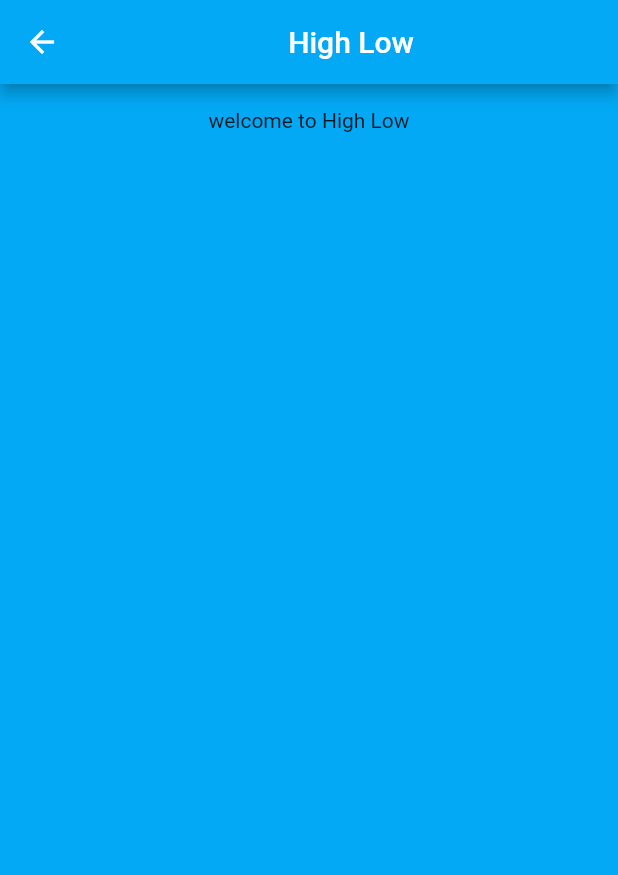
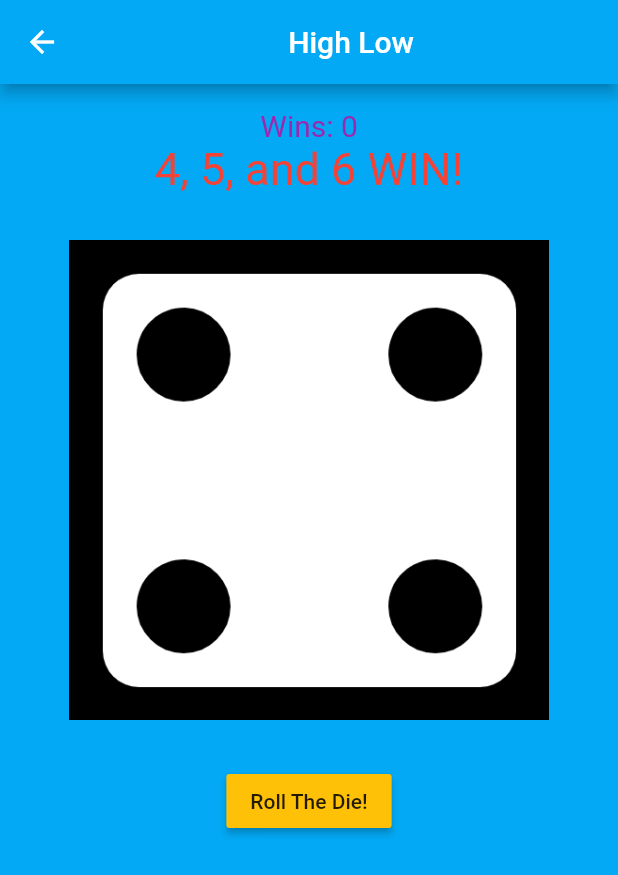
Before and after one commit to rfranklinz45/game_zone, a Flutter app: the HomePage screen opened directly, after a tap on "High Low", on a phone screen of 412 x 824 dp. Shown: the top 875 px of the screen. Run offline on Flutter 3.47's test engine with Material 2 defaults, Android fonts, the phone set to English and light mode, and no system bars.

Commit message:
Final commit

```diff
--- a/lib/main.dart
+++ b/lib/main.dart
@@ -17,6 +17,22 @@ class MyApp extends StatelessWidget {
   }
 }
 
+class AppUser {
+  String name = '';
+  String pass = '';
+  int hlScore = 0;
+  int flipitScore = 0;
+  int TTTScore = 0;
+
+  AppUser(String n, String p, [int hl = 0, int f = 0, int t = 0]) {
+    name = n;
+    pass = p;
+    hlScore = hl;
+    flipitScore = f;
+    TTTScore = t;
+  }
+}
+
 class LoginPage extends StatefulWidget {
   LoginPage({super.key});
 
@@ -28,6 +44,10 @@ class _LoginPageState extends State<LoginPage> {
   final _usernameController = TextEditingController();
 
   final _passwordController = TextEditingController();
+  AppUser robert = AppUser("Robert", "letmein");
+  AppUser admin = AppUser("admin", "login");
+  AppUser gamer = AppUser("Gamer", "password", 100, 100, 100);
+  late List<AppUser> accounts = [robert, admin, gamer];
 
   @override
   Widget build(BuildContext context) {
@@ -68,21 +88,34 @@ class _LoginPageState extends State<LoginPage> {
                   icon: Icon(Icons.lock),
                 ),
               ),
+              const SizedBox(height: 10),
               //login button updates the username and password entries
               //for now, does not perform authentication, just moves to the next screen
               MaterialButton(
                 onPressed: () {
-                  Navigator.push(context,
-                      MaterialPageRoute(builder: (context) => HomePage()));
+                  bool validated = false;
+                  for (int i = 0; i < accounts.length; i++) {
+                    if (_usernameController.text == accounts[i].name &&
+                        _passwordController.text == accounts[i].pass) {
+                      validated = true;
+                    }
+                  }
+                  if (validated) {
+                    Navigator.push(context,
+                        MaterialPageRoute(builder: (context) => HomePage()));
+                  }
                 },
                 color: Colors.red,
                 child: const Text('Login'),
               ),
               const SizedBox(height: 30),
-              //new users button (does nothing currently)
+              //new users button creates a new account
               MaterialButton(
                 color: Colors.white,
-                onPressed: () {},
+                onPressed: () {
+                  accounts.add(AppUser(
+                      _usernameController.text, _passwordController.text));
+                },
                 child: const Text('Create account'),
               )
             ],
@@ -123,6 +156,7 @@ class _HomePageState extends State<HomePage> {
                 color: Colors.purple,
                 child: const Text('Tic Tac Toe'),
               ),
+              const SizedBox(height: 10),
               MaterialButton(
                 onPressed: () {
                   Navigator.push(context,
@@ -131,6 +165,7 @@ class _HomePageState extends State<HomePage> {
                 color: Colors.purple,
                 child: const Text('High Low'),
               ),
+              const SizedBox(height: 10),
               MaterialButton(
                 onPressed: () {
                   Navigator.push(context,
@@ -139,16 +174,17 @@ class _HomePageState extends State<HomePage> {
                 color: Colors.purple,
                 child: const Text('Flip It!'),
               ),
+              const SizedBox(height: 10),
 
               //user scores button
-              MaterialButton(
-                onPressed: () {
-                  Navigator.push(context,
-                      MaterialPageRoute(builder: (context) => Placeholder()));
-                },
-                color: Colors.blue,
-                child: const Text('View your scores'),
-              ),
+              // MaterialButton(
+              //   onPressed: () {
+              //     Navigator.push(context,
+              //         MaterialPageRoute(builder: (context) => Placeholder()));
+              //   },
+              //   color: Colors.blue,
+              //   child: const Text('View your scores'),
+              // ),
               //logout button returns to login screen
               MaterialButton(
                 onPressed: () {
@@ -176,7 +212,7 @@ class TTTPage extends StatefulWidget {
 
 class _TTTPageState extends State<TTTPage> {
   //2d array to hold the Xs and Os
-  List<String> tttGrid = ['0', '1', '2', '3', '4', '5', '6', '7', '8'];
+  List<String> tttGrid = ['', '', '', '', '', '', '', '', ''];
   //how many of the boxes have been filled also used to determine X or Os turn
   var tttBoxes = 0;
   //games won by player
@@ -344,6 +380,10 @@ class HighLowPage extends StatefulWidget {
 }
 
 class _HighLowPageState extends State<HighLowPage> {
+  var hlWins = 0;
+  bool roll = false;
+  var die = 4;
+
   @override
   Widget build(BuildContext context) {
     return Scaffold(
@@ -357,7 +397,35 @@ class _HighLowPageState extends State<HighLowPage> {
           padding: const EdgeInsets.all(16.0),
           child: Column(
             children: <Widget>[
-              Text("welcome to High Low"),
+              Text("Wins: $hlWins",
+                  style: const TextStyle(
+                    color: Colors.purple,
+                    fontSize: 20,
+                  )),
+              const Text("4, 5, and 6 WIN!",
+                  style: const TextStyle(
+                    color: Colors.red,
+                    fontSize: 30,
+                  )),
+              Padding(
+                padding: const EdgeInsets.all(30.0),
+                child: Image.asset('media/graphics/die$die.png'),
+              ),
+              MaterialButton(
+                onPressed: () {
+                  if (roll == false) {
+                    setState(() {
+                      //rollDie(1);
+                      die = Random().nextInt(6) + 1;
+                      if (die > 3) {
+                        hlWins++;
+                      }
+                    });
+                  }
+                },
+                color: Colors.amber,
+                child: const Text('Roll The Die!'),
+              ),
             ],
           ),
         ),
```
Also changed, not shown: media/graphics/die1.png (added), media/graphics/die2.png (added), media/graphics/die3.png (added), media/graphics/die4.png (added), media/graphics/die5.png (added), media/graphics/die6.png (added), 1 other file.
